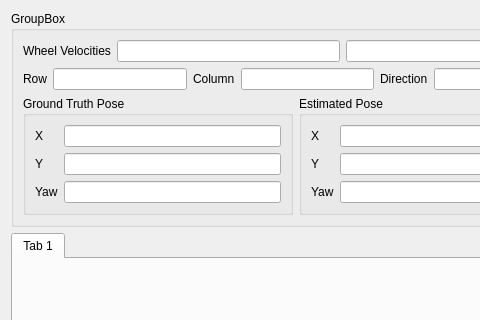
The window that sim/simulator/lib/widgets/statewidget.ui (WPISmartmouse/Smartmouse_2018) describes before a commit, drawn with Qt 5; both pictures show x 0 to 480 and y 0 to 320 of the 591 by 605 pixel window.
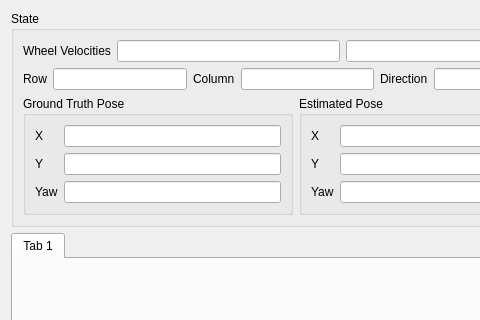
The same window after the commit.

Commit message: allow gui to update while the server is paused

The edit to the form file:
```diff
--- a/sim/simulator/lib/widgets/statewidget.ui
+++ b/sim/simulator/lib/widgets/statewidget.ui
@@ -17,7 +17,7 @@
    <item>
     <widget class="QGroupBox" name="stats_group">
      <property name="title">
-      <string>GroupBox</string>
+      <string>State</string>
      </property>
      <layout class="QVBoxLayout" name="verticalLayout">
       <item>
```
The commit also changes 3 other files.
